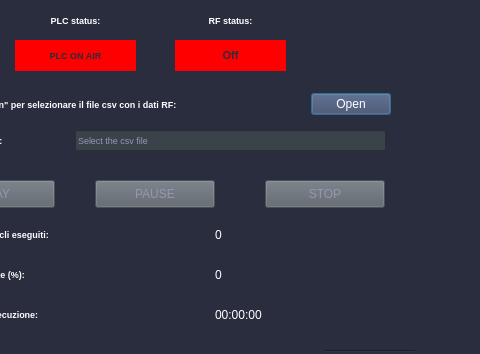
Old version of the form main_window.ui in the repository rstanzani/seriale_microonde; both pictures show x 85 to 565 and y 0 to 354 of the 1116 by 691 pixel window.
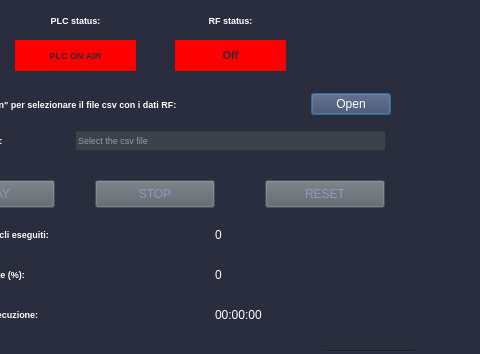
New version of the form. Custom widgets are drawn as their Qt base class.

Commit message: Change "reset,stop" to "stop,reset", add redundancy for PWM 0

What changed in the file:
```diff
--- a/main_window.ui
+++ b/main_window.ui
@@ -38,7 +38,7 @@
      <string>PLAY</string>
     </property>
    </widget>
-   <widget class="QPushButton" name="Qstop">
+   <widget class="QPushButton" name="Qreset">
     <property name="enabled">
      <bool>false</bool>
     </property>
@@ -55,7 +55,7 @@
 :disabled {color:rgb(150, 150, 180); background-color:rgb(88, 96, 104) }</string>
     </property>
     <property name="text">
-     <string>STOP</string>
+     <string>RESET</string>
     </property>
    </widget>
    <widget class="QLineEdit" name="QGDML">
@@ -630,7 +630,7 @@
      <string>Messages:</string>
     </property>
    </widget>
-   <widget class="QPushButton" name="Qpause">
+   <widget class="QPushButton" name="Qstop">
     <property name="enabled">
      <bool>false</bool>
     </property>
@@ -647,7 +647,7 @@
 :disabled {color:rgb(150, 150, 180); background-color:rgb(88, 96, 104) }</string>
     </property>
     <property name="text">
-     <string>PAUSE</string>
+     <string>STOP</string>
     </property>
    </widget>
    <widget class="Line" name="line_3">
```
Left out of the diff: 2 changed lines with no effect on the pictures. The commit also changes 2 other files.
